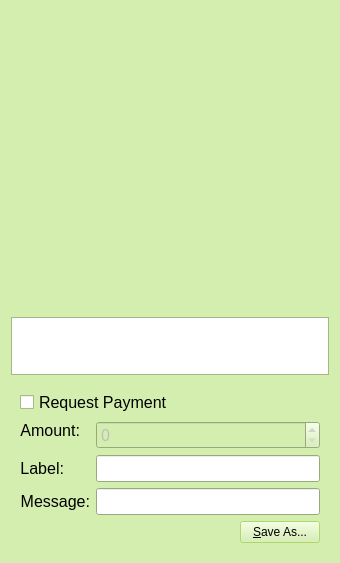
Before: the Qt Designer form src/qt/forms/qrcodedialog.ui in teambean/BeanCash, drawn with Qt 5.
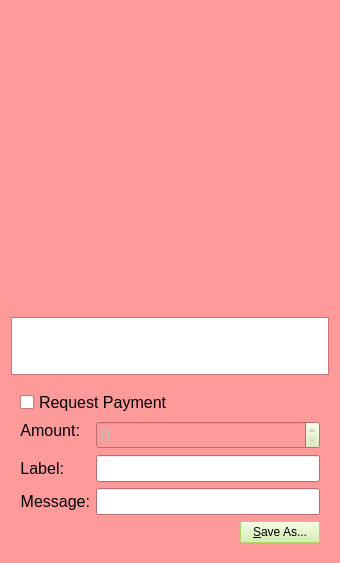
After: the same form once the commit is applied. Icons and pictures are not drawn. Custom widgets are drawn as their Qt base class.

What changed in the file:
```diff
--- a/src/qt/forms/qrcodedialog.ui
+++ b/src/qt/forms/qrcodedialog.ui
@@ -34,9 +34,9 @@
      <colorrole role="Window">
       <brush brushstyle="SolidPattern">
        <color alpha="255">
-        <red>211</red>
-        <green>238</green>
-        <blue>175</blue>
+        <red>255</red>
+        <green>154</green>
+        <blue>154</blue>
        </color>
       </brush>
      </colorrole>
@@ -90,9 +90,9 @@
      <colorrole role="Window">
       <brush brushstyle="SolidPattern">
        <color alpha="255">
-        <red>211</red>
-        <green>238</green>
-        <blue>175</blue>
+        <red>255</red>
+        <green>154</green>
+        <blue>154</blue>
        </color>
       </brush>
      </colorrole>
@@ -137,18 +137,18 @@
      <colorrole role="Base">
       <brush brushstyle="SolidPattern">
        <color alpha="255">
-        <red>211</red>
-        <green>238</green>
-        <blue>175</blue>
+        <red>255</red>
+        <green>154</green>
+        <blue>154</blue>
        </color>
       </brush>
      </colorrole>
      <colorrole role="Window">
       <brush brushstyle="SolidPattern">
        <color alpha="255">
-        <red>211</red>
-        <green>238</green>
-        <blue>175</blue>
+        <red>255</red>
+        <green>154</green>
+        <blue>154</blue>
        </color>
       </brush>
      </colorrole>
```
